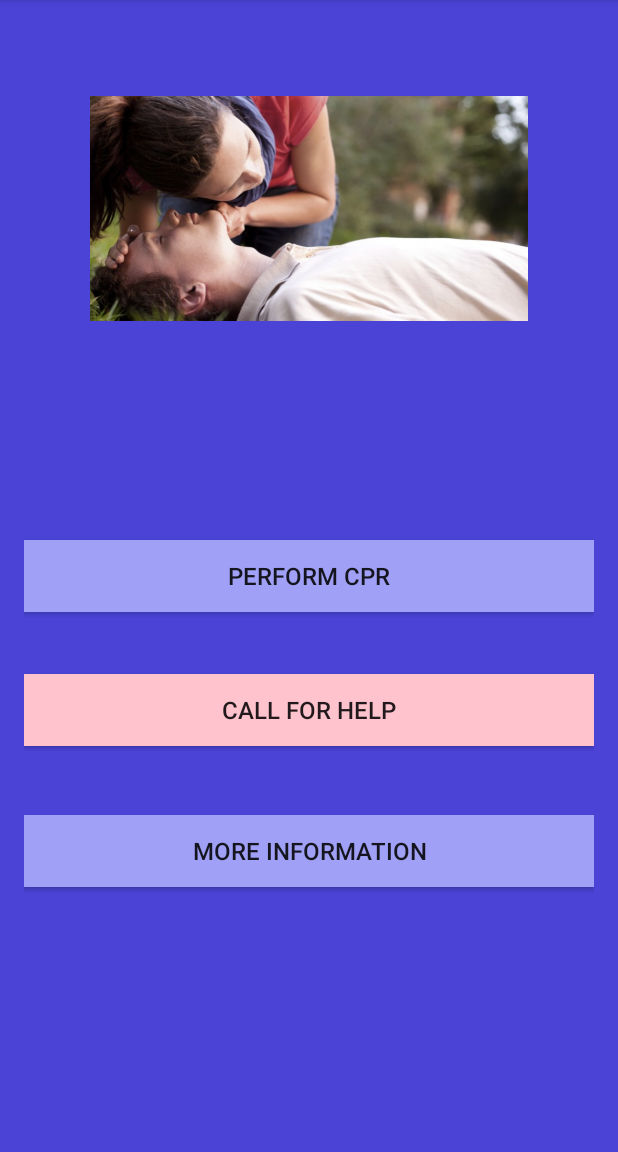
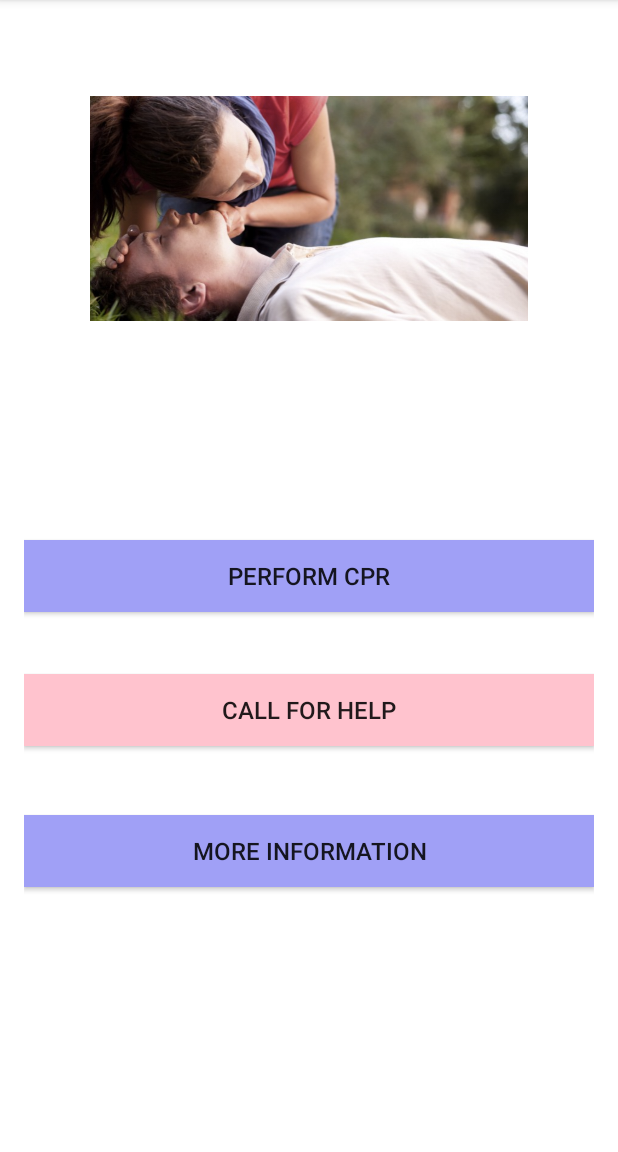
Before and after one commit to sjayjay005/iCPR, an Android app: the screen it shows after launch (MainActivity), on a phone screen of 412 x 824 dp, the part 84-1236 px from its top. Run offline under Robolectric (Android 15) with nearby library versions, the phone set to English and light mode, and no system bars.

Commit message:
Changing color to white

```diff
--- a/app/build.gradle
+++ b/app/build.gradle
@@ -24,4 +24,5 @@ dependencies {
     testCompile 'junit:junit:4.12'
     compile 'com.android.support:appcompat-v7:23.3.0'
     compile 'com.android.support:design:23.3.0'
+
 }
--- a/app/src/main/res/layout/activity_call_for_help.xml
+++ b/app/src/main/res/layout/activity_call_for_help.xml
@@ -8,7 +8,7 @@
     android:paddingRight="@dimen/activity_horizontal_margin"
     android:paddingTop="@dimen/activity_vertical_margin"
     tools:context="com.jayjay.icpr.MainActivity"
-    android:background="#4a43d6">
+    android:background="#FFFFFF">
 
         <Button
             android:id="@+id/buttonCall"
--- a/app/src/main/res/layout/activity_main.xml
+++ b/app/src/main/res/layout/activity_main.xml
@@ -8,7 +8,7 @@
     android:paddingRight="@dimen/activity_horizontal_margin"
     android:paddingTop="@dimen/activity_vertical_margin"
     tools:context="com.jayjay.icpr.MainActivity"
-    android:background="#4a43d6">
+    android:background="#FFFFFF">
 
     <ImageView
         android:layout_width="300dp"
--- a/app/src/main/res/layout/activity_more_information.xml
+++ b/app/src/main/res/layout/activity_more_information.xml
@@ -8,7 +8,7 @@
     android:paddingRight="@dimen/activity_horizontal_margin"
     android:paddingTop="@dimen/activity_vertical_margin"
     tools:context="com.jayjay.icpr.MainActivity"
-    android:background="#4a43d6">
+    android:background="#FFFFFF">
 
 
     <StackView
--- a/app/src/main/res/layout/activity_perform_cpr.xml
+++ b/app/src/main/res/layout/activity_perform_cpr.xml
@@ -8,7 +8,7 @@
     android:paddingRight="@dimen/activity_horizontal_margin"
     android:paddingTop="@dimen/activity_vertical_margin"
     tools:context="com.jayjay.icpr.MainActivity"
-    android:background="#4a43d6">
+    android:background="#FFFFFF">
 
 
     <LinearLayout
--- a/app/src/main/res/layout/activity_step2.xml
+++ b/app/src/main/res/layout/activity_step2.xml
@@ -8,7 +8,7 @@
     android:paddingRight="@dimen/activity_horizontal_margin"
     android:paddingTop="@dimen/activity_vertical_margin"
     tools:context="com.jayjay.icpr.MainActivity"
-    android:background="#4a43d6">
+    android:background="#FFFFFF">
 
 
     <LinearLayout
--- a/app/src/main/res/layout/activity_step3.xml
+++ b/app/src/main/res/layout/activity_step3.xml
@@ -8,7 +8,7 @@
     android:paddingRight="@dimen/activity_horizontal_margin"
     android:paddingTop="@dimen/activity_vertical_margin"
     tools:context="com.jayjay.icpr.MainActivity"
-    android:background="#4a43d6">
+    android:background="#FFFFFF">
 
 
     <LinearLayout
--- a/app/src/main/res/layout/activity_step4.xml
+++ b/app/src/main/res/layout/activity_step4.xml
@@ -8,7 +8,7 @@
     android:paddingRight="@dimen/activity_horizontal_margin"
     android:paddingTop="@dimen/activity_vertical_margin"
     tools:context="com.jayjay.icpr.MainActivity"
-    android:background="#4a43d6">
+    android:background="#FFFFFF">
 
 
     <LinearLayout
--- a/app/src/main/res/layout/activity_step5.xml
+++ b/app/src/main/res/layout/activity_step5.xml
@@ -8,7 +8,7 @@
     android:paddingRight="@dimen/activity_horizontal_margin"
     android:paddingTop="@dimen/activity_vertical_margin"
     tools:context="com.jayjay.icpr.MainActivity"
-    android:background="#4a43d6">
+    android:background="#FFFFFF">
 
 
     <LinearLayout
--- a/app/src/main/res/layout/content_perform_cpr.xml
+++ b/app/src/main/res/layout/content_perform_cpr.xml
@@ -12,4 +12,6 @@
     tools:context="com.jayjay.icpr.PerformCprActivity"
     tools:showIn="@layout/activity_perform_cpr">
 
+
+
 </RelativeLayout>
```
Also changed, not shown: 1 other file.
